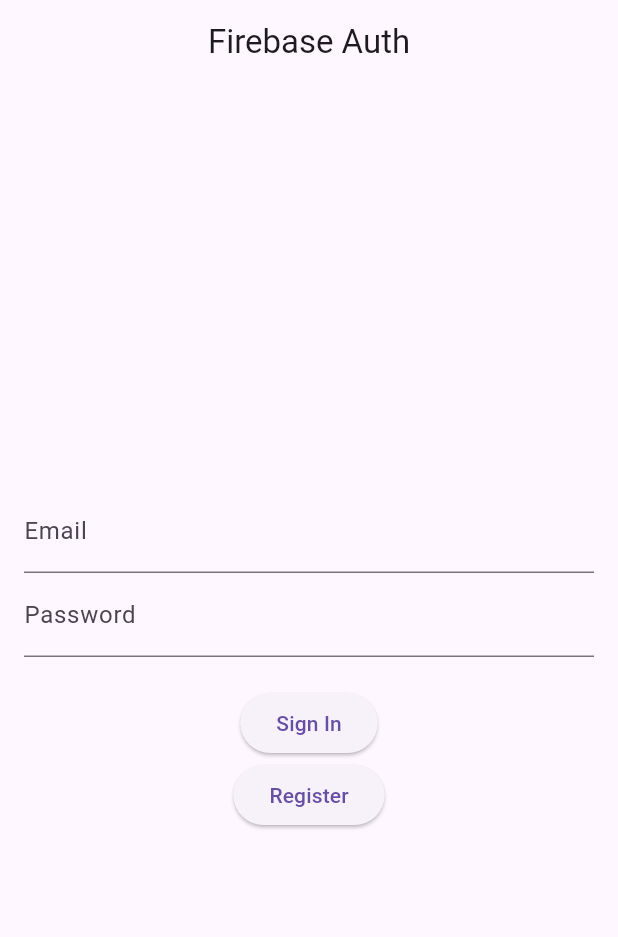
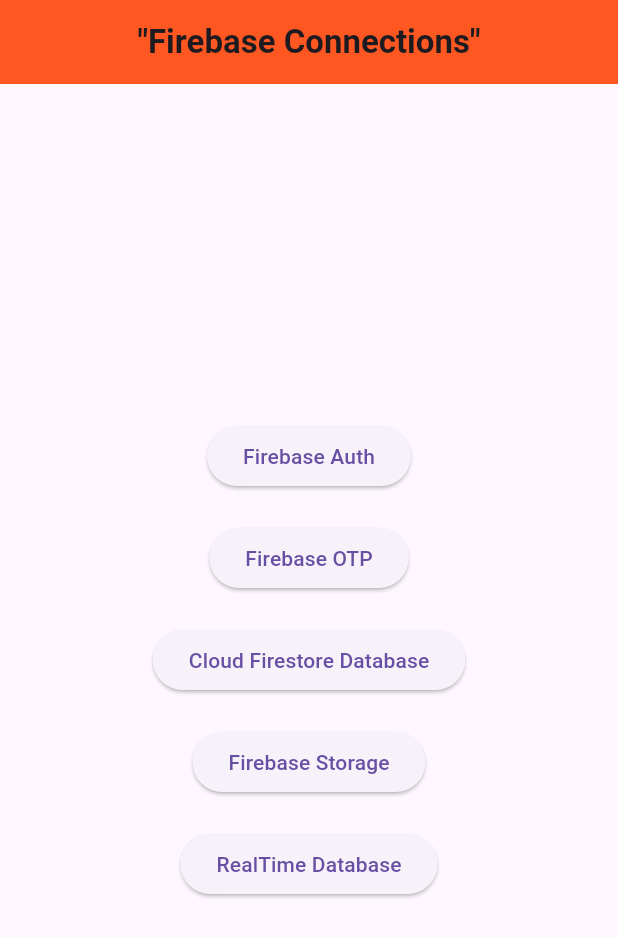
Before and after one commit to Abbas-Ali-786/Firebase_Connection, a Flutter app: the screen it shows after launch, on a phone screen of 412 x 824 dp. Shown: the top 937 px of the screen. Run offline on Flutter 3.47's test engine with Material 3 defaults, Android fonts, the phone set to English and light mode, and no system bars; our stand-ins replace cloud_firestore, firebase_auth, firebase_core, firebase_database, firebase_storage, image_picker; accounts and stored records are empty.

Commit message:
update all connection

```diff
--- a/firebase_connection/lib/auth_screen.dart
+++ b/firebase_connection/lib/auth_screen.dart
@@ -19,7 +19,7 @@ class _AuthScreenState extends State<AuthScreen> {
         password: _passwordController.text,
       );
       print("User signed in successfully");
-      Navigator.push(context, MaterialPageRoute(builder: (context) => OTPScreen(),));
+      // Navigator.push(context, MaterialPageRoute(builder: (context) => OTPScreen(),));
       ScaffoldMessenger.of(context).showSnackBar(const SnackBar(
         content: Text('User signed in successfully'),
       ));
--- a/firebase_connection/lib/firebase_otp.dart
+++ b/firebase_connection/lib/firebase_otp.dart
@@ -58,7 +58,7 @@ class _OTPScreenState extends State<OTPScreen> {
       await _auth.signInWithCredential(credential);
       print("Phone number verified and user signed in: ${_auth.currentUser}");
 
-      Navigator.push(context, MaterialPageRoute(builder: (context) => CloudFirestore(),));
+      // Navigator.push(context, MaterialPageRoute(builder: (context) => CloudFirestore(),));
       ScaffoldMessenger.of(context).showSnackBar(const SnackBar(
         content: Text('OTP verified successfully'),
       ));
@@ -85,7 +85,7 @@ class _OTPScreenState extends State<OTPScreen> {
           children: [
             TextField(
               controller: _phoneController,
-              decoration: const InputDecoration(labelText: 'Phone Number (with country code)[+][92][0123456789]'),
+              decoration: const InputDecoration(labelText: 'Phone Number e.g.[+][92][0123456789]'),
             ),
             const SizedBox(height: 20),
             ElevatedButton(
--- a/firebase_connection/lib/main.dart
+++ b/firebase_connection/lib/main.dart
@@ -1,6 +1,7 @@
 import 'package:flutter/material.dart';
 import 'package:firebase_core/firebase_core.dart';
-import 'auth_screen.dart';
+
+import 'main_screen.dart';
 
 void main() async {
   WidgetsFlutterBinding.ensureInitialized();
@@ -11,9 +12,9 @@ void main() async {
 class MyApp extends StatelessWidget {
   @override
   Widget build(BuildContext context) {
-    return MaterialApp(
+    return const MaterialApp(
       debugShowCheckedModeBanner: false,
-      home: AuthScreen(),
+      home: MainScreen(),
     );
   }
 }
--- /dev/null
+++ b/firebase_connection/lib/main_screen.dart
@@ -0,0 +1,65 @@
+import 'package:firebase_connection/auth_screen.dart';
+import 'package:firebase_connection/firebase_otp.dart';
+import 'package:firebase_connection/realtime_database.dart';
+import 'package:flutter/material.dart';
+
+import 'cloud_firestore_database.dart';
+import 'firebase_storage.dart';
+
+class MainScreen extends StatefulWidget {
+  const MainScreen({super.key});
+
+  @override
+  State<MainScreen> createState() => _MainScreenState();
+}
+
+class _MainScreenState extends State<MainScreen> {
+  @override
+  Widget build(BuildContext context) {
+    return Scaffold(
+      appBar: AppBar(
+        centerTitle: true,
+        title: const Text(
+          '"Firebase Connections"',
+          style: TextStyle(fontWeight: FontWeight.bold),
+        ),
+        backgroundColor: Colors.deepOrange,
+      ),
+      body: Center(
+        child: Column(
+          crossAxisAlignment: CrossAxisAlignment.center,
+          mainAxisAlignment: MainAxisAlignment.center,
+          children: <Widget>[
+            ElevatedButton(
+                onPressed: () { Navigator.push(context, MaterialPageRoute(builder: (context) => AuthScreen(),)); },
+                child: const Text('Firebase Auth')),
+            const SizedBox(
+              height: 20,
+            ),
+            ElevatedButton(
+                onPressed: () { Navigator.push(context, MaterialPageRoute(builder: (context) => OTPScreen(),)); },
+                child: const Text('Firebase OTP')),
+            const SizedBox(
+              height: 20,
+            ),
+            ElevatedButton(
+                onPressed: () { Navigator.push(context, MaterialPageRoute(builder: (context) => CloudFirestore(),)); },
+                child: const Text('Cloud Firestore Database')),
+            const SizedBox(
+              height: 20,
+            ),
+            ElevatedButton(
+                onPressed: () { Navigator.push(context, MaterialPageRoute(builder: (context) => MyHomePage(),)); },
+                child: const Text('Firebase Storage')),
+            const SizedBox(
+              height: 20,
+            ),
+            ElevatedButton(
+                onPressed: () { Navigator.push(context, MaterialPageRoute(builder: (context) => RealtimeDatabaseApp(),)); },
+                child: const Text('RealTime Database')),
+          ],
+        ),
+      ),
+    );
+  }
+}
--- a/firebase_connection/pubspec.yaml
+++ b/firebase_connection/pubspec.yaml
@@ -38,6 +38,10 @@ dependencies:
   firebase_core: ^2.31.1
   firebase_auth: ^4.19.6
   cloud_firestore: ^4.17.4
+  firebase_storage: ^11.7.7
+  image_picker: ^1.1.2
+  firebase_database: ^10.5.7
+
 
 dev_dependencies:
   flutter_test:
```
Also changed, not shown: firebase_connection/lib/cloud_firestore_database.dart (+13 -6 lines), firebase_connection/lib/custom_snackbar/snackbar.dart (deleted, +0 -14 lines), firebase_connection/lib/firebase_storage.dart (added, +76 -0 lines), firebase_connection/lib/realtime_database.dart (added, +77 -0 lines), firebase_connection/pubspec.lock, 5 other files.
